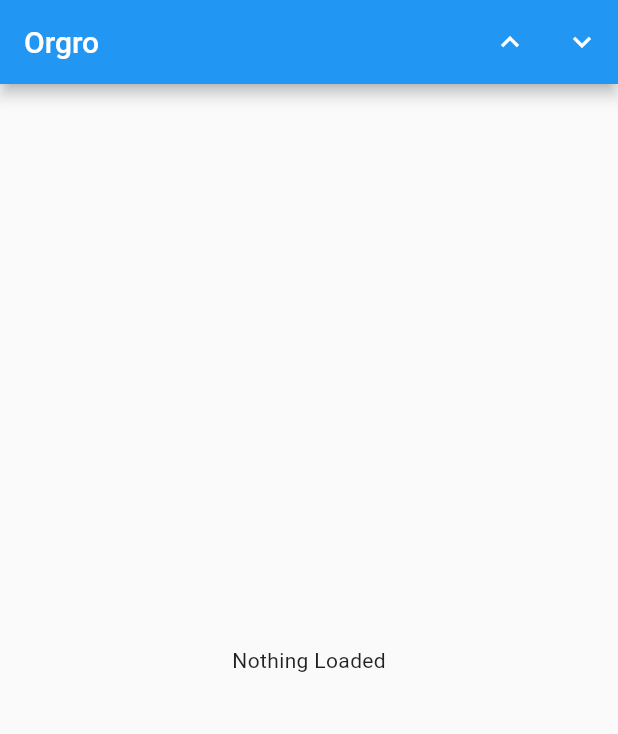
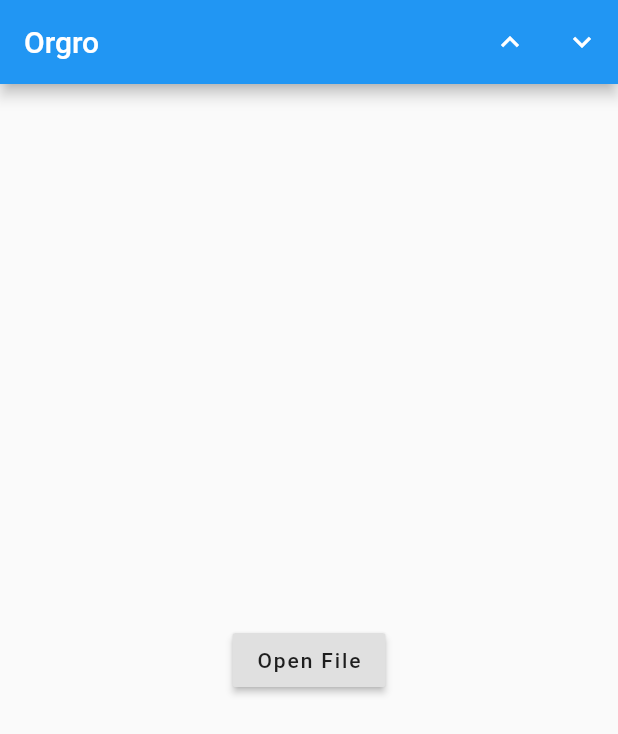
Before and after one commit to amake/orgro, a Flutter app: the screen it shows after launch, on a phone screen of 412 x 824 dp. Shown: the top 734 px of the screen. Run offline on Flutter 3.47's test engine with Material 2 defaults, Android fonts, the phone set to English and light mode, and no system bars; our stand-ins replace file_picker, google_fonts; missing offline and left inert: org_parser.

Commit message:
Add file picker button

```diff
--- a/lib/main.dart
+++ b/lib/main.dart
@@ -1,3 +1,6 @@
+import 'dart:io';
+
+import 'package:file_picker/file_picker.dart';
 import 'package:flutter/material.dart';
 import 'package:flutter/services.dart';
 import 'package:orgro/src/org_widgets.dart';
@@ -38,12 +41,20 @@ class _MyHomePageState extends State<MyHomePage> {
   Future<dynamic> handler(MethodCall call) async {
     switch (call.method) {
       case 'loadString':
-        final content = call.arguments as String;
-        setState(() {
-          _content = content;
-        });
+        _loadString(call.arguments as String);
         break;
     }
+  }
+
+  Future<void> _loadPath(String path) async {
+    final content = await File(path).readAsString();
+    _loadString(content);
+  }
+
+  void _loadString(String content) {
+    setState(() {
+      _content = content;
+    });
   }
 
   @override
@@ -89,9 +100,28 @@ class _MyHomePageState extends State<MyHomePage> {
       ),
       body: Center(
         child: _content == null
-            ? const Text('Nothing Loaded')
+            ? PickFileButton(onSelected: _loadPath)
             : OrgDocumentWidget(_content),
       ),
     );
   }
 }
+
+class PickFileButton extends StatelessWidget {
+  const PickFileButton({@required this.onSelected, Key key})
+      : assert(onSelected != null),
+        super(key: key);
+
+  final Function(String) onSelected;
+
+  @override
+  Widget build(BuildContext context) {
+    return RaisedButton(
+      child: const Text('Open File'),
+      onPressed: () async {
+        final path = await FilePicker.getFilePath(type: FileType.ANY);
+        onSelected(path);
+      },
+    );
+  }
+}
```
